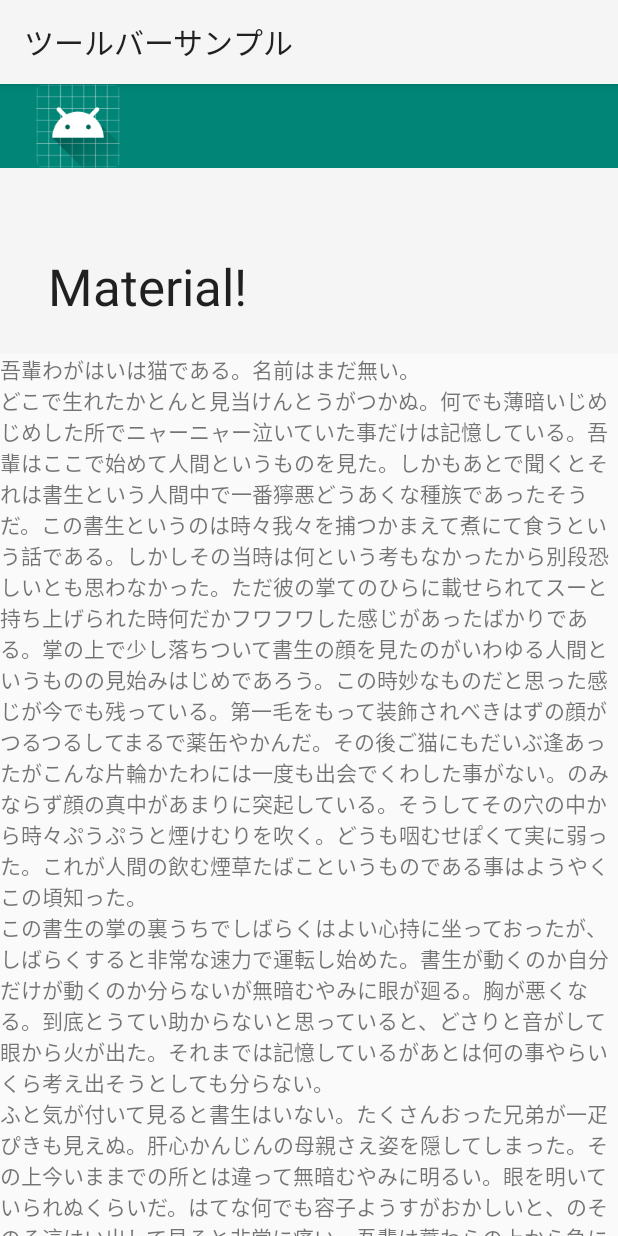
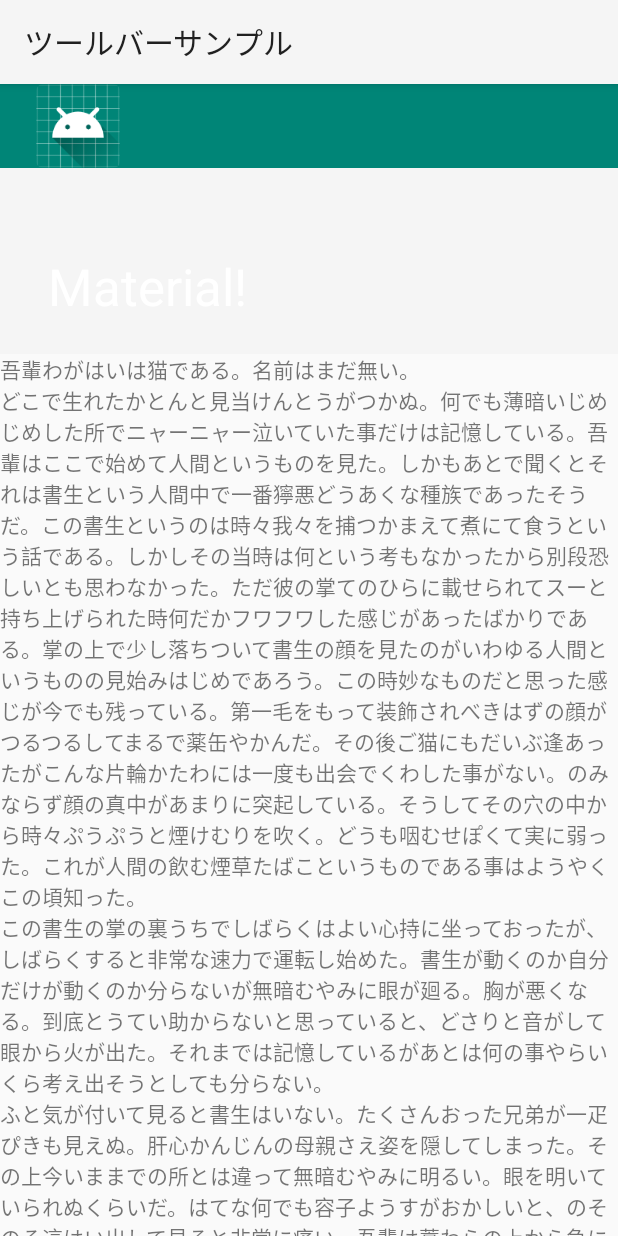
Before and after one commit to NoirTomiyama/KotlinSamples, an Android app: the screen it shows after launch (MainActivity), on a phone screen of 412 x 824 dp. Run offline under Robolectric (Android 15) with nearby library versions, the phone set to English and light mode, and no system bars; 1 statement that could not run was skipped.

Commit message:
add CollapsingToolbarLayout title

```diff
--- a/CoordinatorLayoutSample/app/src/main/java/jp/tomiyama/noir/coordinatorlayoutsample/MainActivity.kt
+++ b/CoordinatorLayoutSample/app/src/main/java/jp/tomiyama/noir/coordinatorlayoutsample/MainActivity.kt
@@ -4,25 +4,27 @@ import android.graphics.Color
 import android.os.Bundle
 import androidx.appcompat.app.AppCompatActivity
 import androidx.appcompat.widget.Toolbar
+import com.google.android.material.appbar.CollapsingToolbarLayout
 
 class MainActivity : AppCompatActivity() {
 
   override fun onCreate(savedInstanceState: Bundle?) {
     super.onCreate(savedInstanceState)
     setContentView(R.layout.activity_main)
+
     // Toolbarを取得
     val toolbar = findViewById<Toolbar>(R.id.toolbar)
     // ツールバーにロゴを設定
     toolbar.setLogo(R.mipmap.ic_launcher)
-    // ツールバーにタイトル文字列を設定
-    toolbar.setTitle(R.string.toolbar_title)
-    // ツールバーのタイトル文字列を設定
-    toolbar.setTitleTextColor(Color.WHITE)
-    // ツールバーのサブタイトル文字列を設定
-    toolbar.setSubtitle(R.string.toolbar_subtitle)
-    // ツールバーのサブタイトル文字色を設定
-    toolbar.setSubtitleTextColor(Color.LTGRAY)
     // アクションバーにツールバーを設定
     setSupportActionBar(toolbar)
+    // CollapsingToolbarLayoutを取得
+    val toolbarLayout = findViewById<CollapsingToolbarLayout>(R.id.toolbarLayout)
+    // タイトル文字列を設定
+    toolbarLayout.title = getString(R.string.toolbar_title)
+    // 通常サイズ時の文字色を設定
+    toolbarLayout.setExpandedTitleColor(Color.WHITE)
+    // 縮小サイズ時の文字色を設定
+    toolbarLayout.setCollapsedTitleTextColor(Color.LTGRAY)
   }
 }
```
